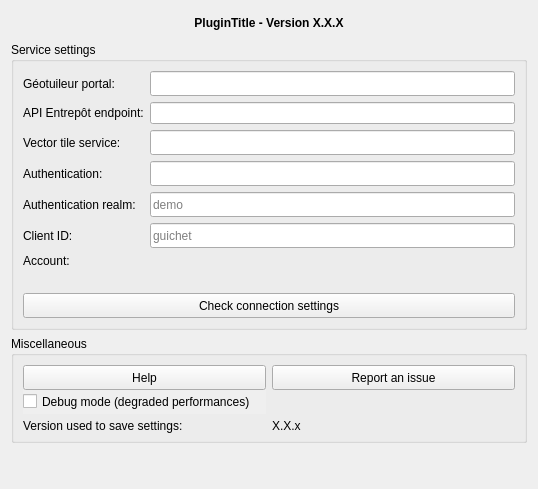
JulesGrillot/plugin-qgis-geoplateforme, file geotuileur/gui/dlg_settings.ui: the form before one commit.
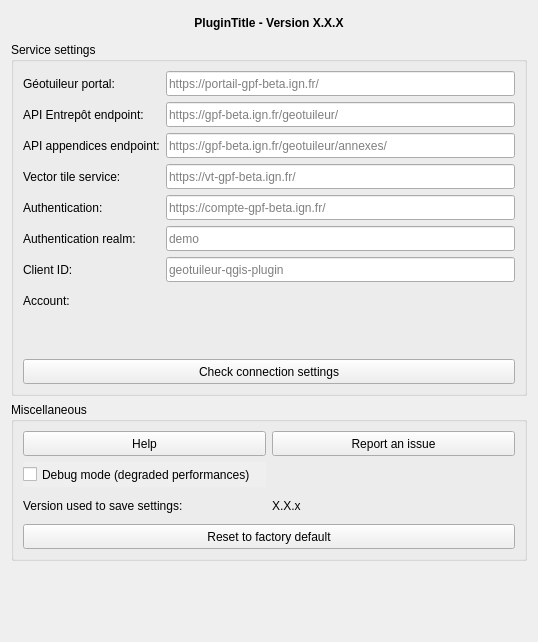
The form after the commit. Icons and pictures are not drawn. Custom widgets are drawn as their Qt base class.

Commit message: Add reset button

Patch:
```diff
--- a/geotuileur/gui/dlg_settings.ui
+++ b/geotuileur/gui/dlg_settings.ui
@@ -7,7 +7,7 @@
     <x>0</x>
     <y>0</y>
     <width>538</width>
-    <height>489</height>
+    <height>642</height>
    </rect>
   </property>
   <property name="windowTitle">
@@ -75,49 +75,34 @@
       <string>Service settings</string>
      </property>
      <layout class="QGridLayout" name="gridLayout_2">
-      <item row="5" column="0">
-       <widget class="QLabel" name="lbl_auth_client_id">
+      <item row="7" column="1">
+       <widget class="QgsAuthConfigSelect" name="cbb_auth_config_select">
         <property name="minimumSize">
          <size>
-          <width>50</width>
-          <height>0</height>
+          <width>0</width>
+          <height>25</height>
          </size>
         </property>
-        <property name="maximumSize">
+       </widget>
+      </item>
+      <item row="1" column="1">
+       <widget class="QLineEdit" name="lne_url_api_entrepot">
+        <property name="minimumSize">
          <size>
-          <width>16777215</width>
-          <height>30</height>
+          <width>150</width>
+          <height>25</height>
          </size>
         </property>
-        <property name="text">
-         <string>Client ID:</string>
+        <property name="placeholderText">
+         <string>https://gpf-beta.ign.fr/geotuileur/</string>
         </property>
        </widget>
       </item>
       <item row="3" column="1">
-       <widget class="QLineEdit" name="lne_url_auth">
-        <property name="minimumSize">
-         <size>
-          <width>250</width>
-          <height>25</height>
-         </size>
-        </property>
-        <property name="maximumSize">
-         <size>
-          <width>1000</width>
-          <height>30</height>
-         </size>
-        </property>
-        <property name="inputMethodHints">
-         <set>Qt::ImhUrlCharactersOnly</set>
-        </property>
-       </widget>
-      </item>
-      <item row="2" column="1">
        <widget class="QLineEdit" name="lne_url_service_vt">
         <property name="minimumSize">
          <size>
-          <width>250</width>
+          <width>150</width>
           <height>25</height>
          </size>
         </property>
@@ -130,32 +115,16 @@
         <property name="inputMethodHints">
          <set>Qt::ImhUrlCharactersOnly</set>
         </property>
-       </widget>
-      </item>
-      <item row="4" column="0">
-       <widget class="QLabel" name="lbl_auth_realm">
-        <property name="minimumSize">
-         <size>
-          <width>50</width>
-          <height>0</height>
-         </size>
+        <property name="placeholderText">
+         <string>https://vt-gpf-beta.ign.fr/</string>
         </property>
-        <property name="maximumSize">
-         <size>
-          <width>16777215</width>
-          <height>30</height>
-         </size>
-        </property>
-        <property name="text">
-         <string>Authentication realm:</string>
-        </property>
        </widget>
       </item>
-      <item row="5" column="1">
+      <item row="6" column="1">
        <widget class="QLineEdit" name="lne_auth_client_id">
         <property name="minimumSize">
          <size>
-          <width>100</width>
+          <width>150</width>
           <height>25</height>
          </size>
         </property>
@@ -166,52 +135,11 @@
          </size>
         </property>
         <property name="placeholderText">
-         <string notr="true">guichet</string>
-        </property>
-       </widget>
-      </item>
-      <item row="4" column="1">
-       <widget class="QLineEdit" name="lne_auth_realm">
-        <property name="minimumSize">
-         <size>
-          <width>0</width>
-          <height>25</height>
-         </size>
-        </property>
-        <property name="maximumSize">
-         <size>
-          <width>1000</width>
-          <height>30</height>
-         </size>
-        </property>
-        <property name="inputMethodHints">
-         <set>Qt::ImhLatinOnly|Qt::ImhPreferLowercase</set>
-        </property>
-        <property name="placeholderText">
-         <string notr="true">demo</string>
+         <string notr="true">geotuileur-qgis-plugin</string>
         </property>
        </widget>
       </item>
       <item row="8" column="0" colspan="2">
-       <widget class="QPushButton" name="btn_check_connection">
-        <property name="minimumSize">
-         <size>
-          <width>150</width>
-          <height>25</height>
-         </size>
-        </property>
-        <property name="maximumSize">
-         <size>
-          <width>1000</width>
-          <height>30</height>
-         </size>
-        </property>
-        <property name="text">
-         <string>Check connection settings</string>
-        </property>
-       </widget>
-      </item>
-      <item row="7" column="0" colspan="2">
        <spacer name="verticalSpacer_2">
         <property name="orientation">
          <enum>Qt::Vertical</enum>
@@ -224,34 +152,8 @@
         </property>
        </spacer>
       </item>
-      <item row="6" column="0">
-       <widget class="QLabel" name="lbl_account">
-        <property name="text">
-         <string>Account:</string>
-        </property>
-       </widget>
-      </item>
-      <item row="0" column="1">
-       <widget class="QLineEdit" name="lne_url_geotuileur">
-        <property name="minimumSize">
-         <size>
-          <width>250</width>
-          <height>25</height>
-         </size>
-        </property>
-        <property name="maximumSize">
-         <size>
-          <width>1000</width>
-          <height>30</height>
-         </size>
-        </property>
-        <property name="inputMethodHints">
-         <set>Qt::ImhUrlCharactersOnly</set>
-        </property>
-       </widget>
-      </item>
-      <item row="2" column="0">
-       <widget class="QLabel" name="lbl_url_service_vt">
+      <item row="4" column="0">
+       <widget class="QLabel" name="lbl_url_auth">
         <property name="minimumSize">
          <size>
           <width>50</width>
@@ -265,13 +167,10 @@
          </size>
         </property>
         <property name="text">
-         <string>Vector tile service:</string>
+         <string>Authentication:</string>
         </property>
        </widget>
       </item>
-      <item row="6" column="1">
-       <widget class="QgsAuthConfigSelect" name="cbb_auth_config_select"/>
-      </item>
       <item row="0" column="0">
        <widget class="QLabel" name="lbl_url_geotuileur">
         <property name="minimumSize">
@@ -297,22 +196,25 @@
         </property>
        </widget>
       </item>
-      <item row="3" column="0">
-       <widget class="QLabel" name="lbl_url_auth">
+      <item row="4" column="1">
+       <widget class="QLineEdit" name="lne_url_auth">
         <property name="minimumSize">
          <size>
-          <width>50</width>
+          <width>150</width>
           <height>25</height>
          </size>
         </property>
         <property name="maximumSize">
          <size>
-          <width>16777215</width>
+          <width>1000</width>
           <height>30</height>
          </size>
         </property>
-        <property name="text">
-         <string>Authentication:</string>
+        <property name="inputMethodHints">
+         <set>Qt::ImhUrlCharactersOnly</set>
+        </property>
+        <property name="placeholderText">
+         <string>https://compte-gpf-beta.ign.fr/</string>
         </property>
        </widget>
       </item>
@@ -323,8 +225,152 @@
         </property>
        </widget>
       </item>
-      <item row="1" column="1">
-       <widget class="QLineEdit" name="lne_url_api_entrepot"/>
+      <item row="9" column="0" colspan="2">
+       <widget class="QPushButton" name="btn_check_connection">
+        <property name="minimumSize">
+         <size>
+          <width>150</width>
+          <height>25</height>
+         </size>
+        </property>
+        <property name="maximumSize">
+         <size>
+          <width>1000</width>
+          <height>30</height>
+         </size>
+        </property>
+        <property name="text">
+         <string>Check connection settings</string>
+        </property>
+       </widget>
+      </item>
+      <item row="0" column="1">
+       <widget class="QLineEdit" name="lne_url_geotuileur">
+        <property name="minimumSize">
+         <size>
+          <width>150</width>
+          <height>25</height>
+         </size>
+        </property>
+        <property name="maximumSize">
+         <size>
+          <width>1000</width>
+          <height>30</height>
+         </size>
+        </property>
+        <property name="inputMethodHints">
+         <set>Qt::ImhUrlCharactersOnly</set>
+        </property>
+        <property name="placeholderText">
+         <string>https://portail-gpf-beta.ign.fr/</string>
+        </property>
+       </widget>
+      </item>
+      <item row="3" column="0">
+       <widget class="QLabel" name="lbl_url_service_vt">
+        <property name="minimumSize">
+         <size>
+          <width>50</width>
+          <height>25</height>
+         </size>
+        </property>
+        <property name="maximumSize">
+         <size>
+          <width>16777215</width>
+          <height>30</height>
+         </size>
+        </property>
+        <property name="text">
+         <string>Vector tile service:</string>
+        </property>
+       </widget>
+      </item>
+      <item row="5" column="0">
+       <widget class="QLabel" name="lbl_auth_realm">
+        <property name="minimumSize">
+         <size>
+          <width>50</width>
+          <height>0</height>
+         </size>
+        </property>
+        <property name="maximumSize">
+         <size>
+          <width>16777215</width>
+          <height>30</height>
+         </size>
+        </property>
+        <property name="text">
+         <string>Authentication realm:</string>
+        </property>
+       </widget>
+      </item>
+      <item row="5" column="1">
+       <widget class="QLineEdit" name="lne_auth_realm">
+        <property name="minimumSize">
+         <size>
+          <width>150</width>
+          <height>25</height>
+         </size>
+        </property>
+        <property name="maximumSize">
+         <size>
+          <width>1000</width>
+          <height>30</height>
+         </size>
+        </property>
+        <property name="inputMethodHints">
+         <set>Qt::ImhLatinOnly|Qt::ImhPreferLowercase</set>
+        </property>
+        <property name="placeholderText">
+         <string notr="true">demo</string>
+        </property>
+       </widget>
+      </item>
+      <item row="7" column="0">
+       <widget class="QLabel" name="lbl_account">
+        <property name="text">
+         <string>Account:</string>
+        </property>
+       </widget>
+      </item>
+      <item row="6" column="0">
+       <widget class="QLabel" name="lbl_auth_client_id">
+        <property name="minimumSize">
+         <size>
+          <width>50</width>
+          <height>0</height>
+         </size>
+        </property>
+        <property name="maximumSize">
+         <size>
+          <width>16777215</width>
+          <height>30</height>
+         </size>
+        </property>
+        <property name="text">
+         <string>Client ID:</string>
+        </property>
+       </widget>
+      </item>
+      <item row="2" column="0">
+       <widget class="QLabel" name="lbl_url_api_appendices">
+        <property name="text">
+         <string>API appendices endpoint:</string>
+        </property>
+       </widget>
+      </item>
+      <item row="2" column="1">
+       <widget class="QLineEdit" name="lne_url_api_appendices">
+        <property name="minimumSize">
+         <size>
+          <width>150</width>
+          <height>25</height>
+         </size>
+        </property>
+        <property name="placeholderText">
+         <string>https://gpf-beta.ign.fr/geotuileur/annexes/</string>
+        </property>
+       </widget>
       </item>
      </layout>
     </widget>
@@ -473,6 +519,56 @@
         </property>
        </widget>
       </item>
+      <item row="1" column="0">
+       <widget class="QCheckBox" name="opt_debug">
+        <property name="minimumSize">
+         <size>
+          <width>0</width>
+          <height>25</height>
+         </size>
+        </property>
+        <property name="maximumSize">
+         <size>
+          <width>16777215</width>
+          <height>30</height>
+         </size>
+        </property>
+        <property name="toolTip">
+         <string>Enable debug mode.</string>
+        </property>
+        <property name="autoFillBackground">
+         <bool>true</bool>
+        </property>
+        <property name="locale">
+         <locale language="English" country="UnitedStates"/>
+        </property>
+        <property name="text">
+         <string>Debug mode (degraded performances)</string>
+        </property>
+        <property name="tristate">
+         <bool>false</bool>
+        </property>
+       </widget>
+      </item>
+      <item row="3" column="0" colspan="2">
+       <widget class="QPushButton" name="btn_reset">
+        <property name="minimumSize">
+         <size>
+          <width>300</width>
+          <height>25</height>
+         </size>
+        </property>
+        <property name="maximumSize">
+         <size>
+          <width>1000</width>
+          <height>30</height>
+         </size>
+        </property>
+        <property name="text">
+         <string>Reset to factory default</string>
+        </property>
+       </widget>
+      </item>
      </layout>
     </widget>
    </item>
```
Left out of the diff: 81 changed lines with no effect on the pictures. The commit also changes 1 other file.
